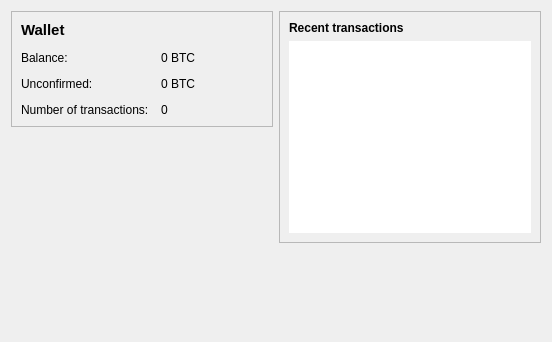
This is src/qt/forms/overviewpage.ui in mcastillo0724/novacoin as Qt 5 draws it before an edit. The edited form follows.
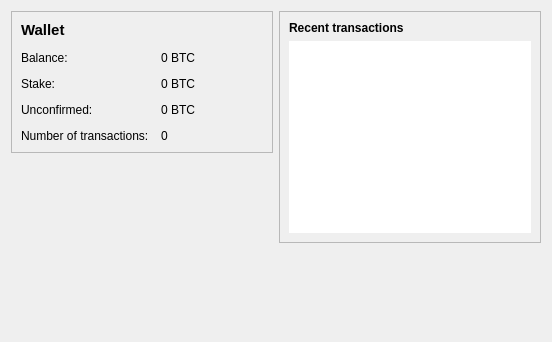
This is the edited form.

Commit message: PPCoin: Qt: display coinstake as single 'mint by stake' transaction         Qt: maturity and not-accepted status of stake transactions         Qt: display total stake on overview page

What changed in the file:
```diff
--- a/src/qt/forms/overviewpage.ui
+++ b/src/qt/forms/overviewpage.ui
@@ -48,34 +48,48 @@
           </property>
          </widget>
         </item>
-        <item row="4" column="0">
+        <item row="5" column="0">
          <widget class="QLabel" name="label_2">
           <property name="text">
            <string>Number of transactions:</string>
           </property>
          </widget>
         </item>
-        <item row="4" column="1">
+        <item row="5" column="1">
          <widget class="QLabel" name="labelNumTransactions">
           <property name="text">
            <string>0</string>
           </property>
          </widget>
         </item>
-        <item row="3" column="0">
+        <item row="4" column="0">
          <widget class="QLabel" name="label_3">
           <property name="text">
            <string>Unconfirmed:</string>
           </property>
          </widget>
         </item>
-        <item row="3" column="1">
+        <item row="4" column="1">
          <widget class="QLabel" name="labelUnconfirmed">
           <property name="text">
            <string notr="true">0 BTC</string>
           </property>
          </widget>
         </item>
+        <item row="3" column="0">
+         <widget class="QLabel" name="label_6">
+          <property name="text">
+           <string>Stake:</string>
+          </property>
+         </widget>
+        </item>
+        <item row="3" column="1">
+         <widget class="QLabel" name="labelStake">
+          <property name="text">
+           <string notr="true">0 BTC</string>
+          </property>
+         </widget>
+        </item>
         <item row="1" column="0">
          <widget class="QLabel" name="label_5">
           <property name="font">
```
The commit also changes 12 other files.
